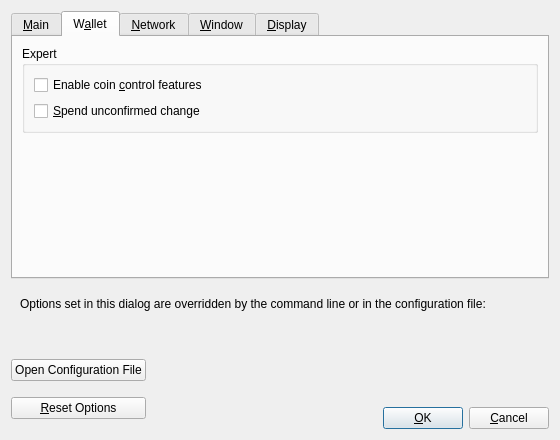
Before: the Qt Designer form src/qt/forms/optionsdialog.ui in charlesrocket/defcoin, drawn with Qt 5.
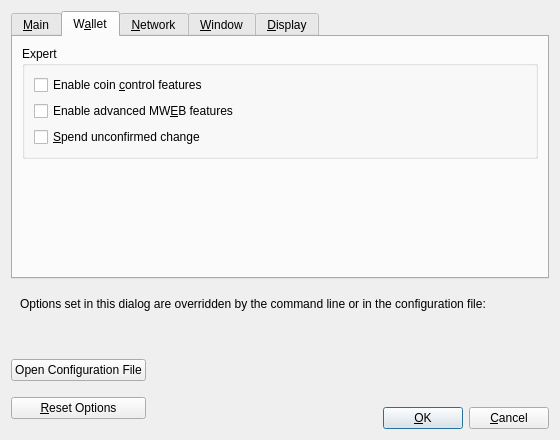
After: the same form once the commit is applied. The open tabs and pages were chosen to show the change. Custom widgets are drawn as their Qt base class.

```diff
--- a/src/qt/forms/optionsdialog.ui
+++ b/src/qt/forms/optionsdialog.ui
@@ -216,6 +216,13 @@
             </property>
            </widget>
           </item>
+          <item>
+           <widget class="QCheckBox" name="mwebFeatures">
+            <property name="text">
+             <string>Enable advanced MW&amp;EB features</string>
+            </property>
+           </widget>
+          </item>
           <item>
            <widget class="QCheckBox" name="spendZeroConfChange">
             <property name="toolTip">
```
Left out of the diff: 7 changed lines with no effect on the pictures.
